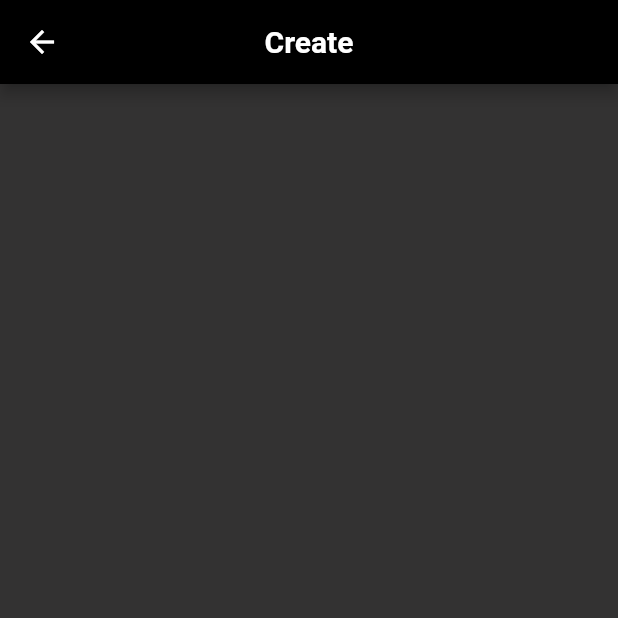
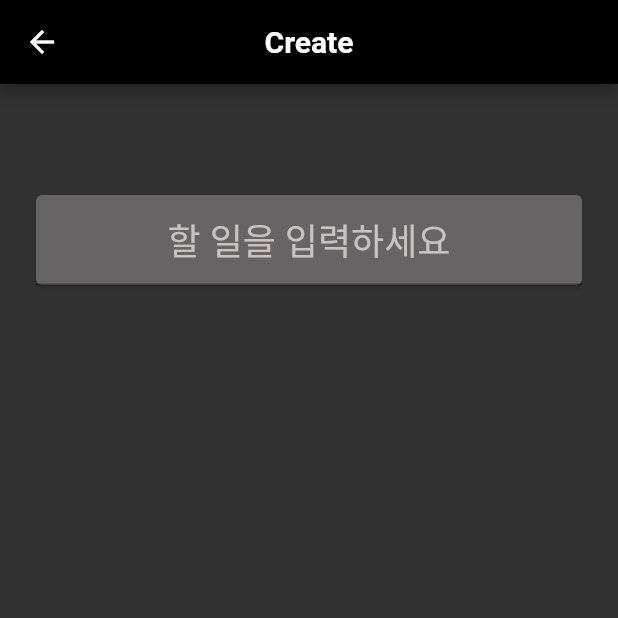
Before and after one commit to chobkyu/todoList, a Flutter app: the CreateToDo screen opened directly, on a phone screen of 412 x 824 dp, the top half of it. Run offline on Flutter 3.47's test engine with Material 2 defaults, Android fonts, the phone set to English and light mode, and no system bars; our stand-ins replace cloud_firestore, firebase_core; accounts and stored records are empty.

Commit message:
add text

```diff
--- a/lib/screens/create_todo.dart
+++ b/lib/screens/create_todo.dart
@@ -1,4 +1,5 @@
 import 'package:flutter/material.dart';
+import 'package:todolist/widgets/textStr.dart';
 
 class CreateToDo extends StatefulWidget {
   const CreateToDo({super.key});
@@ -12,6 +13,12 @@ class _CreateToDoState extends State<CreateToDo> {
   String detail = '';
   DateTime? dateTime;
 
+  void getTitle(String str) {
+    setState(() {
+      todo = str;
+    });
+  }
+
   @override
   Widget build(BuildContext context) {
     return Scaffold(
@@ -24,13 +31,18 @@ class _CreateToDoState extends State<CreateToDo> {
         backgroundColor: Colors.black,
         centerTitle: true,
       ),
-      body: const SingleChildScrollView(
-        padding: EdgeInsets.symmetric(horizontal: 20, vertical: 30),
+      body: SingleChildScrollView(
+        padding: const EdgeInsets.symmetric(horizontal: 20, vertical: 30),
         child: Column(
           children: [
-            SizedBox(
+            const SizedBox(
               height: 40,
-            )
+            ),
+            TextStr(
+                fontSizeNum: 24,
+                text: '할 일을 입력하세요',
+                getStr: getTitle,
+                maxLine: 1)
           ],
         ),
       ),
--- /dev/null
+++ b/lib/widgets/textStr.dart
@@ -0,0 +1,40 @@
+import 'package:flutter/material.dart';
+
+class TextStr extends StatelessWidget {
+  final double fontSizeNum;
+  final String text;
+  final Function getStr;
+  final int maxLine;
+
+  const TextStr({
+    super.key,
+    required this.fontSizeNum,
+    required this.text,
+    required this.getStr,
+    required this.maxLine,
+  });
+
+  @override
+  Widget build(BuildContext context) {
+    return Card(
+      color: const Color.fromARGB(255, 102, 100, 100),
+      child: TextField(
+        maxLines: maxLine,
+        style: TextStyle(
+          fontSize: fontSizeNum,
+          color: Colors.white,
+        ),
+        textAlign: TextAlign.center,
+        decoration: InputDecoration(
+          hintText: text,
+          hintStyle: const TextStyle(
+            color: Color.fromARGB(255, 202, 194, 194),
+          ),
+        ),
+        onChanged: (String str) {
+          getStr(str);
+        },
+      ),
+    );
+  }
+}
```
Also changed, not shown: 2 other files.
